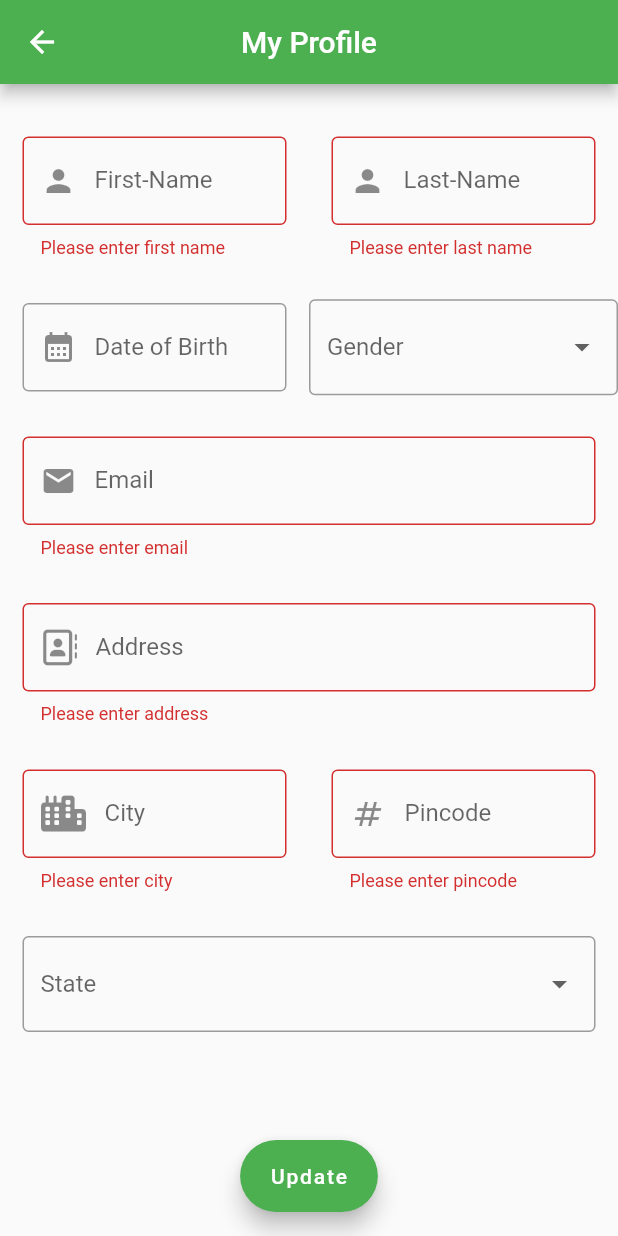
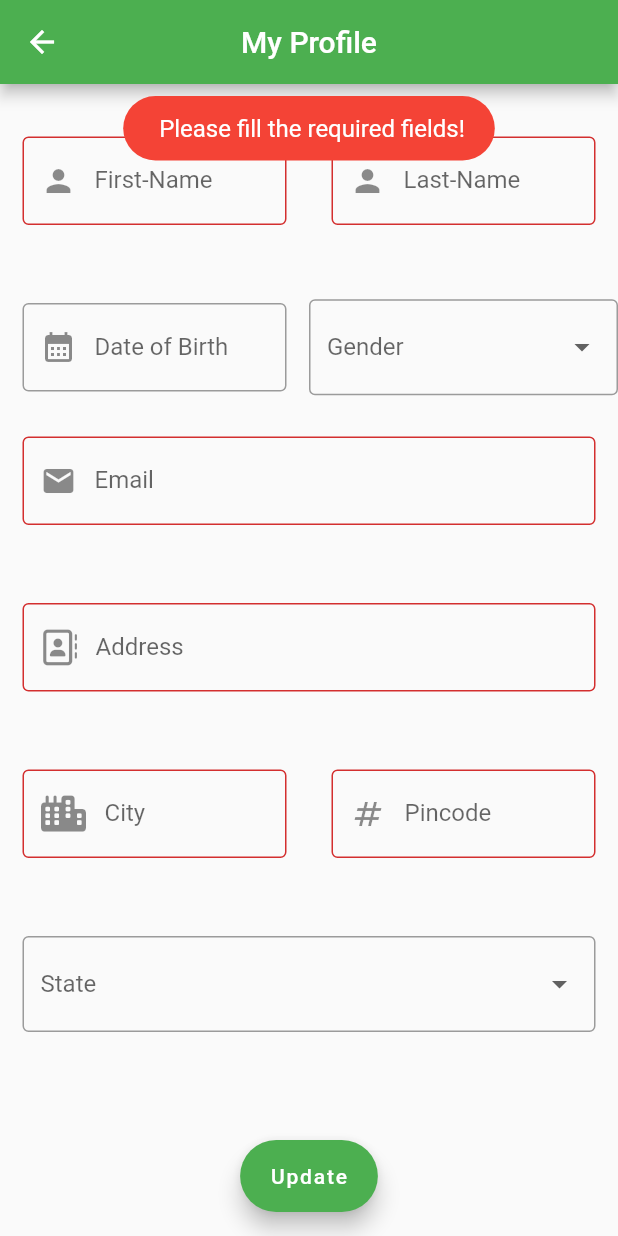
Before and after one commit to Atharvavpel/vcharge, a Flutter app: the EditProfileScreen screen opened directly with empty values, after a tap on "Update", on a phone screen of 412 x 824 dp. Run offline on Flutter 3.47's test engine with Material 2 defaults, Android fonts, the phone set to English and light mode, and no system bars; our stand-ins replace curved_navigation_bar, date_picker_timeline, dio, flutter_map, flutter_svg, fluttertoast and 8 more; missing offline and left inert: flutter_map_marker_cluster, latlng, qr_code_scanner, redis; network calls fail; statements that could not run were skipped.

Commit message:
Did changes in validation of edit profile screen

```diff
--- a/lib/services/redisConnection.dart
+++ b/lib/services/redisConnection.dart
@@ -7,7 +7,7 @@ import 'package:redis/redis.dart' as redis;
 class RedisConnection {
 
   // variable for storing the serverIp and serverPort (6379)
-  static String serverIp = "192.168.0.97";
+  static String serverIp = "192.168.0.241";
   static int serverPort = 6379;
 
   // function for setting up the redis connection and sending the GET request
--- a/lib/view/profileScreen/editProfileScreen.dart
+++ b/lib/view/profileScreen/editProfileScreen.dart
@@ -254,7 +254,7 @@ class _EditProfileScreenState extends State<EditProfileScreen> {
                             },
                             validator: (value) {
                               if (value == null || value.isEmpty) {
-                                return 'Please enter first name';
+                                return '';
                               }
                               return null;
                             },
@@ -286,7 +286,7 @@ class _EditProfileScreenState extends State<EditProfileScreen> {
                             },
                             validator: (value) {
                               if (value == null || value.isEmpty) {
-                                return 'Please enter last name';
+                                return '';
                               }
                               return null;
                             },
@@ -362,7 +362,7 @@ class _EditProfileScreenState extends State<EditProfileScreen> {
                       },
                       validator: (value) {
                         if (value == null || value.isEmpty) {
-                          return 'Please enter email';
+                          return '';
                         }
                         return null;
                       },
@@ -387,7 +387,7 @@ class _EditProfileScreenState extends State<EditProfileScreen> {
                       controller: addressController,
                       validator: (value) {
                         if (value == null || value.isEmpty) {
-                          return 'Please enter address';
+                          return '';
                         }
                         return null;
                       },
@@ -414,7 +414,7 @@ class _EditProfileScreenState extends State<EditProfileScreen> {
                             controller: cityController,
                             validator: (value) {
                               if (value == null || value.isEmpty) {
-                                return 'Please enter city';
+                                return '';
                               }
                               return null;
                             },
@@ -439,7 +439,7 @@ class _EditProfileScreenState extends State<EditProfileScreen> {
                             controller: pincodeController,
                             validator: (value) {
                               if (value == null || value.isEmpty) {
-                                return 'Please enter pincode';
+                                return '';
                               }
                               return null;
                             },
@@ -492,14 +492,24 @@ class _EditProfileScreenState extends State<EditProfileScreen> {
                             MyProfilePage(userId: widget.userId)));
               } else {
                 Fluttertoast.showToast(
-                    msg: " Updation failed",
+                    msg: " Updation failed!",
                     toastLength: Toast.LENGTH_SHORT,
                     gravity: ToastGravity.BOTTOM,
                     timeInSecForIosWeb: 1,
-                    backgroundColor: Colors.green,
+                    backgroundColor: Colors.red,
                     textColor: Colors.white,
                     fontSize: 16.0);
               }
+            } else {
+              Fluttertoast.showToast(
+                  msg: " Please fill the required fields!",
+                  // msg: "Successfully Created",
+                  toastLength: Toast.LENGTH_SHORT,
+                  gravity: ToastGravity.TOP,
+                  timeInSecForIosWeb: 1,
+                  backgroundColor: Colors.red,
+                  textColor: Colors.white,
+                  fontSize: 16.0);
             }
           },
           label: const Text("Update"),
```
